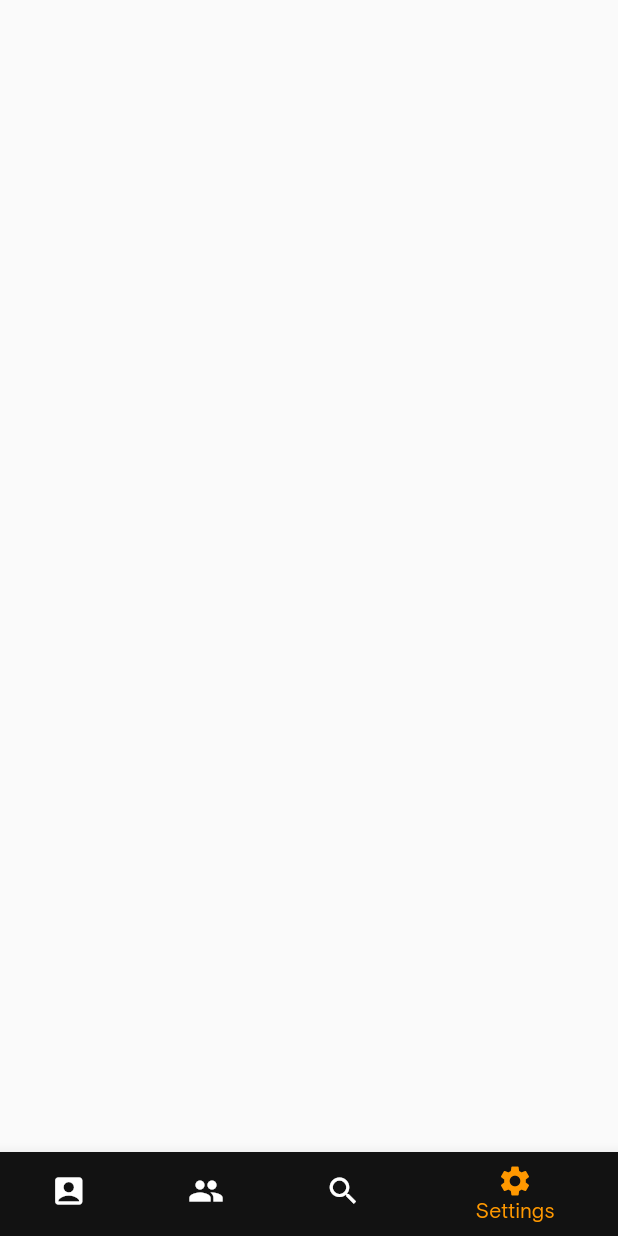
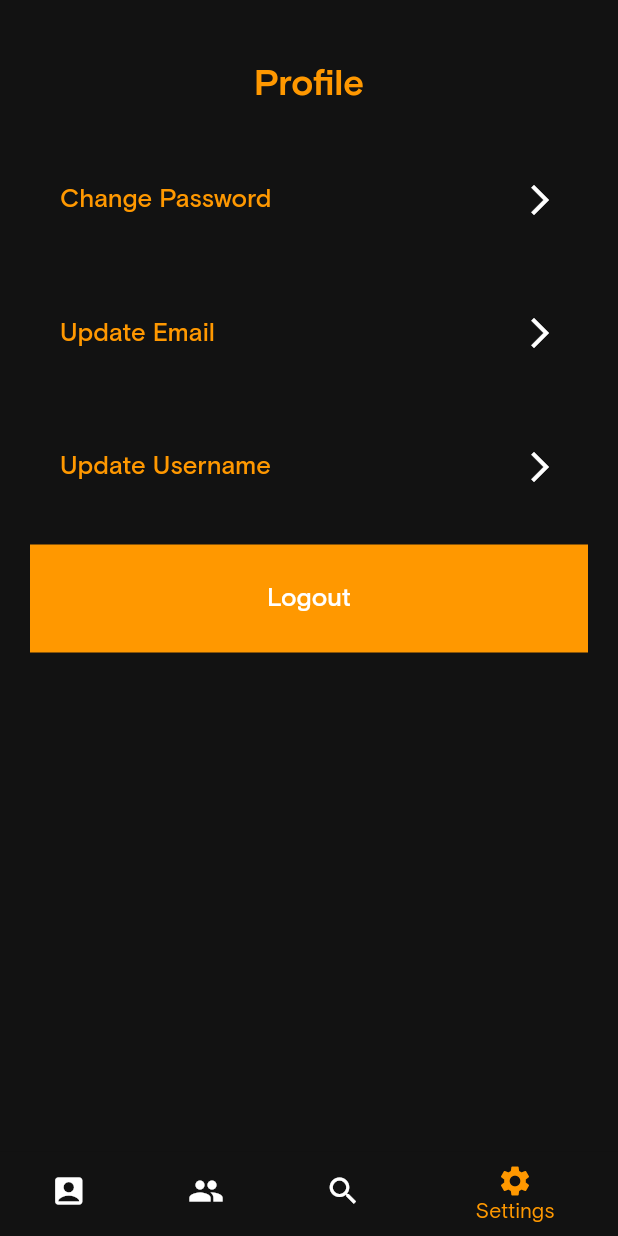
Before and after one commit to dev-tayy/Sporty, a Flutter app: the HomeScreen screen opened by its route, item 4 of the bottom bar chosen, on a phone screen of 412 x 824 dp. Run offline on Flutter 3.47's test engine with Material 2 defaults, Android fonts, the phone set to English and light mode, and no system bars; our stand-ins replace bot_toast, chips_choice, cloud_firestore, firebase_auth, firebase_core, flutter_progress_hud and 2 more; accounts and stored records are empty; network calls fail.

Commit message:
:sparkles: Settings Screen UI done

```diff
--- a/lib/main.dart
+++ b/lib/main.dart
@@ -3,7 +3,7 @@ import 'package:flutter/material.dart';
 import 'package:sporty/screens/buddies_screen.dart';
 import 'package:sporty/screens/discover_screen.dart';
 import 'package:sporty/screens/profile_screen.dart';
-import 'package:sporty/screens/settiings_screen.dart';
+import 'package:sporty/screens/settings_screen.dart';
 import 'services/navigation_service.dart';
 import 'screens/login_screen.dart';
 import 'screens/register_screen.dart';
--- a/lib/screens/home_screen.dart
+++ b/lib/screens/home_screen.dart
@@ -5,7 +5,7 @@ import 'package:provider/provider.dart';
 import 'package:sporty/screens/buddies_screen.dart';
 import 'package:sporty/screens/discover_screen.dart';
 import 'package:sporty/screens/profile_screen.dart';
-import 'package:sporty/screens/settiings_screen.dart';
+import 'package:sporty/screens/settings_screen.dart';
 
 class HomeScreen extends StatelessWidget {
   static String id = "home_screen";
--- a/lib/screens/register_screen.dart
+++ b/lib/screens/register_screen.dart
@@ -189,8 +189,7 @@ class _RegisterScreenState extends State<RegisterScreen> {
                                               choiceItems: C2Choice.listFrom<
                                                   String, String>(
                                                 source: options,
-                                                value: (i, v) =>
-                                                    v.toLowerCase(),
+                                                value: (i, v) => v,
                                                 label: (i, v) => v,
                                                 tooltip: (i, v) => v,
                                               ),
--- a/lib/screens/settiings_screen.dart
+++ /dev/null
@@ -1,11 +0,0 @@
-import 'package:flutter/material.dart';
-
-class SettingsScreen extends StatelessWidget {
-  static String id = "settings_screen";
-  const SettingsScreen({Key? key}) : super(key: key);
-
-  @override
-  Widget build(BuildContext context) {
-    return Container();
-  }
-}
--- /dev/null
+++ b/lib/screens/settings_screen.dart
@@ -0,0 +1,110 @@
+import 'package:flutter/material.dart';
+import 'package:sporty/helper/helper.dart';
+
+class SettingsScreen extends StatelessWidget {
+  static String id = "settings_screen";
+  const SettingsScreen({Key? key}) : super(key: key);
+
+  @override
+  Widget build(BuildContext context) {
+    var size = MediaQuery.of(context).size;
+    return Container(
+      color: const Color(0xFF121212),
+      width: size.width,
+      height: size.height,
+      child: SingleChildScrollView(
+          child: Padding(
+        padding: const EdgeInsets.only(
+            right: 20.0, left: 20.0, top: 40.0, bottom: 20.0),
+        child: Column(
+          crossAxisAlignment: CrossAxisAlignment.center,
+          children: [
+            Text('Profile',
+                style: TextStyle(
+                  color: Colors.orange,
+                  fontSize: 24,
+                  fontWeight: FontWeight.bold,
+                )),
+            YMargin(25),
+            TextButton(
+              onPressed: () {},
+              style: TextButton.styleFrom(
+                  primary: const Color(0xFF48484A),
+                  padding:
+                      const EdgeInsets.symmetric(vertical: 25, horizontal: 20),
+                  shape: RoundedRectangleBorder(
+                      borderRadius: BorderRadius.circular(5))),
+              child: Row(
+                mainAxisAlignment: MainAxisAlignment.spaceBetween,
+                children: [
+                  Text(
+                    'Change Password',
+                    style: TextStyle(fontSize: 17, color: Colors.orange),
+                  ),
+                  Icon(Icons.arrow_forward_ios, color: Colors.white)
+                ],
+              ),
+            ),
+            YMargin(15),
+            TextButton(
+              onPressed: () {},
+              style: TextButton.styleFrom(
+                  primary: const Color(0xFF48484A),
+                  padding:
+                      const EdgeInsets.symmetric(vertical: 25, horizontal: 20),
+                  shape: RoundedRectangleBorder(
+                      borderRadius: BorderRadius.circular(5))),
+              child: Row(
+                mainAxisAlignment: MainAxisAlignment.spaceBetween,
+                children: [
+                  Text(
+                    'Update Email',
+                    style: TextStyle(fontSize: 17, color: Colors.orange),
+                  ),
+                  Icon(Icons.arrow_forward_ios, color: Colors.white)
+                ],
+              ),
+            ),
+            YMargin(15),
+            TextButton(
+              onPressed: () {},
+              style: TextButton.styleFrom(
+                  primary: const Color(0xFF48484A),
+                  padding:
+                      const EdgeInsets.symmetric(vertical: 25, horizontal: 20),
+                  shape: RoundedRectangleBorder(
+                      borderRadius: BorderRadius.circular(5))),
+              child: Row(
+                mainAxisAlignment: MainAxisAlignment.spaceBetween,
+                children: [
+                  Text(
+                    'Update Username',
+                    style: TextStyle(fontSize: 17, color: Colors.orange),
+                  ),
+                  Icon(Icons.arrow_forward_ios, color: Colors.white)
+                ],
+              ),
+            ),
+            YMargin(15),
+            Container(
+              width: size.width,
+              color: Colors.orange,
+              child: TextButton(
+                onPressed: () {},
+                style: TextButton.styleFrom(
+                    padding: const EdgeInsets.symmetric(
+                        vertical: 25, horizontal: 20),
+                    shape: RoundedRectangleBorder(
+                        borderRadius: BorderRadius.circular(5))),
+                child: Text(
+                  'Logout',
+                  style: TextStyle(fontSize: 17, color: Colors.white),
+                ),
+              ),
+            ),
+          ],
+        ),
+      )),
+    );
+  }
+}
--- a/pubspec.yaml
+++ b/pubspec.yaml
@@ -31,6 +31,7 @@ dependencies:
   firebase_core: ^0.5.0
   cloud_firestore: ^0.14.0+2
   firebase_auth: ^0.18.0+1
+  shimmer: ^2.0.0
 
   # The following adds the Cupertino Icons font to your application.
   # Use with the CupertinoIcons class for iOS style icons.
```
Also changed, not shown: lib/providers/profile_provider.dart (+10 -4 lines), lib/screens/buddies_screen.dart (+7 -2 lines), lib/screens/discover_screen.dart (+6 -1 lines), lib/screens/profile_screen.dart (+88 -28 lines), lib/services/database/db_service.dart (+14 -11 lines), pubspec.lock.
